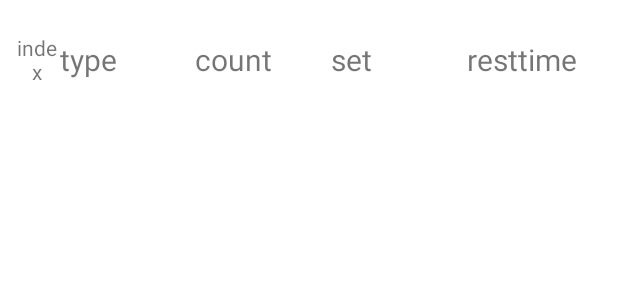
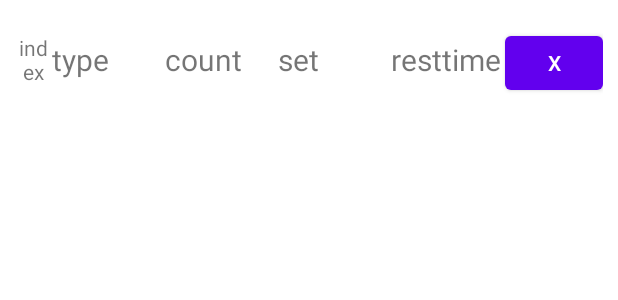
Before and after one commit to parkhojeong/knulling-app-manage-weight-info, an Android app: the layout listview_item.xml on its own in the app's theme, with its tools: preview values and no code run, on a phone screen of 412 x 824 dp. Shown: the top 300 px of the screen. Run offline under Robolectric (Android 15) with nearby library versions, the phone set to English and light mode, and no system bars.

Commit message:
item 삭제 기능 추가

```diff
--- a/app/src/main/res/layout/listview_item.xml
+++ b/app/src/main/res/layout/listview_item.xml
@@ -49,6 +49,12 @@
         android:text="resttime"
         android:textSize="20sp" />
 
+    <Button
+        android:id="@+id/listitem_deleteButton"
+        android:layout_width="40dp"
+        android:layout_height="wrap_content"
+        android:layout_weight="1"
+        android:text="X" />
 
 
 </LinearLayout>
```
Also changed, not shown: app/src/main/java/com/example/recordweightinfo/MainActivity.kt (+14 -6 lines).
